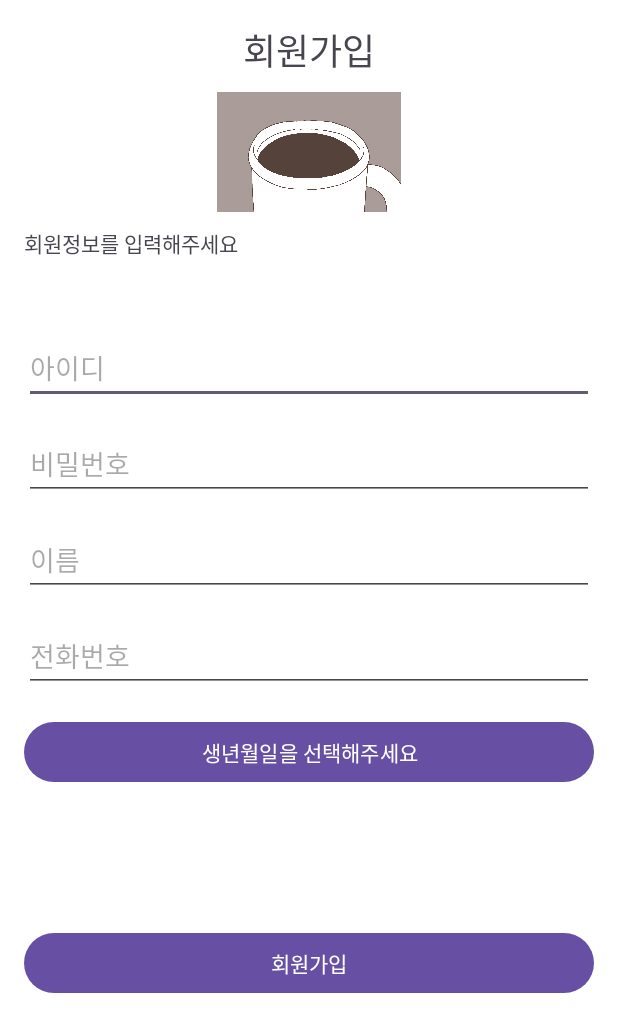
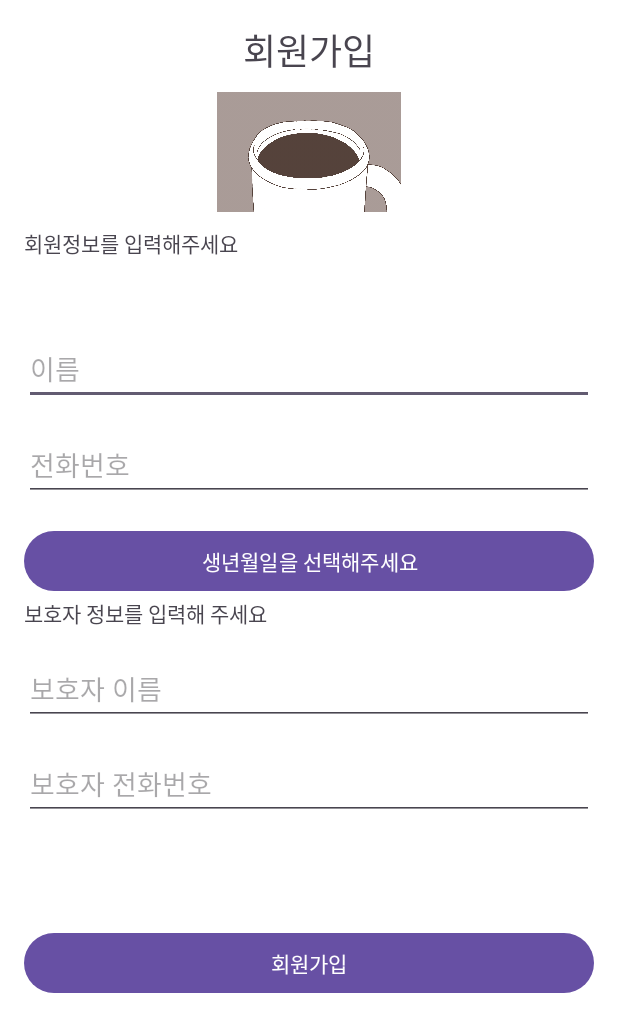
Before and after one commit to yooonzi040/CodingBear, an Android app: the screen it shows after launch (RegisterActivity), after a tap on "회원가입", on a phone screen of 412 x 824 dp. Shown: the top 1032 px of the screen. Run offline under Robolectric (Android 15) with nearby library versions, the phone set to English and light mode, and no system bars.

Commit message:
로그인,회원가입,메인엑티비티 수정

```diff
--- a/app/src/main/java/sku/jyj/example/silvia/LoginActivity.java
+++ b/app/src/main/java/sku/jyj/example/silvia/LoginActivity.java
@@ -16,6 +16,7 @@ import org.json.JSONException;
 import org.json.JSONObject;
 
 import java.io.IOException;
+
 import okhttp3.MediaType;
 import okhttp3.OkHttpClient;
 import okhttp3.Request;
@@ -24,8 +25,8 @@ import okhttp3.Response;
 
 
 public class LoginActivity extends AppCompatActivity {
-    private static final String urls = "http://192.168.0.4:5000/login"; // [★] Flask 서버 호출 URL
-    private EditText login_id, login_pw;
+    private static final String urls = "http://192.168.0.4:5003/login"; // [★] Flask 서버 호출 URL
+    private EditText loginName, loginBrith, loginPhoneNo;
     private Button btn_login, btn_register, btn_tts, btn_voice;
     @SuppressLint("MissingInflatedId")
     @Override
@@ -33,8 +34,9 @@ public class LoginActivity extends AppCompatActivity {
         super.onCreate(savedInstanceState);
         setContentView(R.layout.activity_login);
 
-        login_id = findViewById(R.id.input_id);
-        login_pw = findViewById(R.id.input_pw);
+        loginName = findViewById(R.id.loginName);
+        loginBrith = findViewById(R.id.loginBrith);
+        loginPhoneNo = findViewById(R.id.loginPhoneNo);
         btn_register = findViewById(R.id.btn_register);
         btn_login = findViewById(R.id.btn_login);
         btn_tts = findViewById(R.id.btn_tts);
@@ -48,6 +50,7 @@ public class LoginActivity extends AppCompatActivity {
             }
         });
 
+        //로그인 버튼 클릭시 sendServer 호출
         btn_login.setOnClickListener(new View.OnClickListener() {
             @Override
             public void onClick(View view) {
@@ -97,8 +100,9 @@ public class LoginActivity extends AppCompatActivity {
                     OkHttpClient client = new OkHttpClient(); // OkHttp를 사용하도록 OkHttpClient 객체를 생성
 
                     JSONObject jsonInput = new JSONObject();  // JSON 객체 생성
-                    jsonInput.put("login_id", login_id.getText().toString()); // JSON 객체에 데이터 추가 (id)
-                    jsonInput.put("login_pw", login_pw.getText().toString()); // JSON 객체에 데이터 추가 (pw)
+                    jsonInput.put("login_name", loginName.getText().toString());
+                    jsonInput.put("login_birth", loginBrith.getText().toString());
+                    jsonInput.put("login_phone_no", loginPhoneNo.getText().toString());
 
                     RequestBody reqBody = RequestBody.create(
                             jsonInput.toString(),
--- a/app/src/main/java/sku/jyj/example/silvia/RegisterActivity.java
+++ b/app/src/main/java/sku/jyj/example/silvia/RegisterActivity.java
@@ -31,10 +31,10 @@ import okhttp3.Response;
 public class RegisterActivity extends AppCompatActivity {
 
     // Flask 서버 호출
-    private static final String urls = "http://192.168.0.4:5000/userJoin";
+    private static final String urls = "http://192.168.0.4:5003/userJoin";
     public Button btn_birth;
-    private String dateMessage;
-    private EditText input_id, input_pw, input_name, input_phoneno;
+    private String memberBirth;
+    private EditText guardianName, guardianPhoneNo, memberName, memberPhoneNo;
     private Button bt_register;
     @Override
     protected void onCreate(Bundle savedInstanceState) { // 액티비티 시작시 처음으로 실행되는 생명주기
@@ -42,15 +42,15 @@ public class RegisterActivity extends AppCompatActivity {
         setContentView(R.layout.activity_register);
 
         //아이디 값 찾아주기
-        input_id = findViewById(R.id.input_id);
-        input_pw = findViewById(R.id.input_pw);
-        input_name = findViewById(R.id.input_name);
-        input_phoneno = findViewById(R.id.input_phoneno);
+        guardianName = findViewById(R.id.guardianName);
+        guardianPhoneNo = findViewById(R.id.guardianPhoneNo);
+        memberName = findViewById(R.id.memberName);
+        memberPhoneNo = findViewById(R.id.memberPhoneNo);
         btn_birth = findViewById(R.id.btn_birth);
         bt_register = findViewById(R.id.bt_register);
 
         // 전화번호 입력값 최대 길이 제한
-        input_phoneno.addTextChangedListener(new TextWatcher() {
+        memberPhoneNo.addTextChangedListener(new TextWatcher() {
             @Override
             public void beforeTextChanged(CharSequence s, int start, int count, int after) {}
 
@@ -58,7 +58,7 @@ public class RegisterActivity extends AppCompatActivity {
             public void onTextChanged(CharSequence s, int start, int before, int count) {
                 InputFilter[] filters = new InputFilter[1];
                 filters[0] = new InputFilter.LengthFilter(11); // et_age의 입력 최대길이 제한
-                input_phoneno.setFilters(filters);
+                memberPhoneNo.setFilters(filters);
             }
 
             @Override
@@ -70,11 +70,11 @@ public class RegisterActivity extends AppCompatActivity {
         String month_string = Integer.toString(month+1);
         String day_string = Integer.toString(day);
         String year_string = Integer.toString(year);
-        dateMessage = (month_string + "/" + day_string + "/" + year_string);
+        memberBirth = (month_string + "/" + day_string + "/" + year_string);
 
-        Toast.makeText(this,"Date: "+dateMessage,Toast.LENGTH_SHORT).show();
+        Toast.makeText(this,"Date: "+memberBirth,Toast.LENGTH_SHORT).show();
 
-        sendServer(dateMessage);
+        sendServer(memberBirth);
     }
 
     public void onBitrhdayClicked (View view) {
@@ -85,10 +85,10 @@ public class RegisterActivity extends AppCompatActivity {
     public void onRegisterClicked(View view){ // 버튼 클릭 리스너
         // 버튼 클릭 시 서버로 데이터 전송
         Log.d("ClickButton1", "Button clicked");  // Log 추가
-        sendServer(dateMessage);
+        sendServer(memberBirth);
     }
 
-    public void sendServer(final String dateMessage){ // 서버로 데이터 전송하기 위한 함수
+    public void sendServer(final String memberBirth){ // 서버로 데이터 전송하기 위한 함수
         class sendData extends AsyncTask<Void, Void, String> { // 백그라운드 쓰레드 생성
 
             @Override
@@ -131,11 +131,11 @@ public class RegisterActivity extends AppCompatActivity {
 
                     JSONObject jsonInput = new JSONObject();  // JSON 객체 생성
 
-                    jsonInput.put("userID", input_id.getText().toString()); // [vscode-app.py] JSON 객체에 데이터 추가 (id)
-                    jsonInput.put("userPassword", input_pw.getText().toString()); // [vscode-app.py] JSON 객체에 데이터 추가 (pw)
-                    jsonInput.put("userName", input_name.getText().toString()); // [vscode-app.py] JSON 객체에 데이터 추가 (name)
-                    jsonInput.put("userPhoneno", input_phoneno.getText().toString()); // [vscode-app.py] JSON 객체에 데이터 추가 (phoneno)
-                    jsonInput.put("userBirth", dateMessage);
+                    jsonInput.put("member_name", memberName.getText().toString());
+                    jsonInput.put("member_phone_no", memberPhoneNo.getText().toString());
+                    jsonInput.put("userBirth", memberBirth);
+                    jsonInput.put("guardian_name", guardianName.getText().toString());
+                    jsonInput.put("guardian_phone_no", guardianPhoneNo.getText().toString());
 
                     RequestBody reqBody = RequestBody.create(
                             jsonInput.toString(),
--- a/app/src/main/res/layout/activity_register.xml
+++ b/app/src/main/res/layout/activity_register.xml
@@ -47,29 +47,7 @@
         android:orientation="vertical">
 
         <EditText
-            android:id="@+id/input_id"
-            android:layout_width="match_parent"
-            android:layout_height="wrap_content"
-            android:layout_marginLeft="16dp"
-            android:layout_marginTop="15dp"
-            android:layout_marginRight="16dp"
-            android:ems="10"
-            android:hint="아이디"
-            android:inputType="text" />
-
-        <EditText
-            android:id="@+id/input_pw"
-            android:layout_width="match_parent"
-            android:layout_height="wrap_content"
-            android:layout_marginLeft="16dp"
-            android:layout_marginTop="16dp"
-            android:layout_marginRight="16dp"
-            android:ems="10"
-            android:hint="비밀번호"
-            android:inputType="text" />
-
-        <EditText
-            android:id="@+id/input_name"
+            android:id="@+id/memberName"
             android:layout_width="match_parent"
             android:layout_height="wrap_content"
             android:layout_marginLeft="16dp"
@@ -80,7 +58,7 @@
             android:inputType="text" />
 
         <EditText
-            android:id="@+id/input_phoneno"
+            android:id="@+id/memberPhoneNo"
             android:layout_width="match_parent"
             android:layout_height="wrap_content"
             android:layout_marginLeft="16dp"
@@ -101,6 +79,35 @@
             android:text="생년월일을 선택해주세요"
             android:textColorLink="#3F51B5" />
 
+        <TextView
+            android:id="@+id/textView11"
+            android:layout_width="match_parent"
+            android:layout_height="wrap_content"
+            android:layout_marginLeft="16dp"
+            android:text="보호자 정보를 입력해 주세요" />
+
+        <EditText
+            android:id="@+id/guardianName"
+            android:layout_width="match_parent"
+            android:layout_height="wrap_content"
+            android:layout_marginLeft="16dp"
+            android:layout_marginTop="16dp"
+            android:layout_marginRight="16dp"
+            android:ems="10"
+            android:hint="보호자 이름"
+            android:inputType="text" />
+
+        <EditText
+            android:id="@+id/guardianPhoneNo"
+            android:layout_width="match_parent"
+            android:layout_height="wrap_content"
+            android:layout_marginLeft="16dp"
+            android:layout_marginTop="15dp"
+            android:layout_marginRight="16dp"
+            android:ems="10"
+            android:hint="보호자 전화번호"
+            android:inputType="text" />
+
     </LinearLayout>
 
     <LinearLayout
```
Also changed, not shown: app/src/main/java/sku/jyj/example/silvia/MainActivity.java (+10 -7 lines), app/src/main/res/layout/activity_login.xml (+26 -7 lines), app/src/main/res/layout/activity_main.xml (+33 -5 lines).
